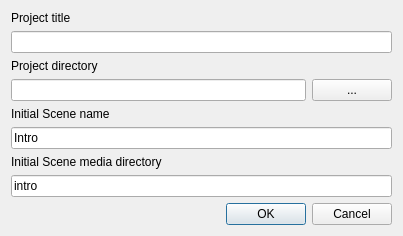
Qt form GGEditor_src/ui/dialogs/ggcreateprojectdialog.ui (kingnak/GameGenerator) before a commit.
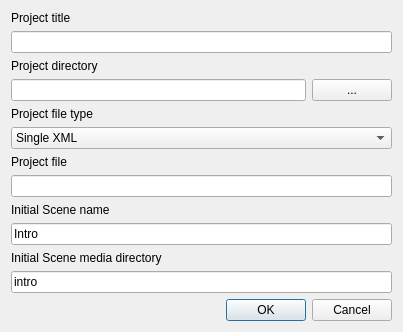
The same form after that commit.

What changed in the file:
```diff
--- a/GGEditor_src/ui/dialogs/ggcreateprojectdialog.ui
+++ b/GGEditor_src/ui/dialogs/ggcreateprojectdialog.ui
@@ -7,7 +7,7 @@
     <x>0</x>
     <y>0</y>
     <width>403</width>
-    <height>232</height>
+    <height>322</height>
    </rect>
   </property>
   <property name="windowTitle">
@@ -51,6 +51,41 @@
      </item>
     </layout>
    </item>
+   <item>
+    <widget class="QLabel" name="label_5">
+     <property name="text">
+      <string>Project file type</string>
+     </property>
+    </widget>
+   </item>
+   <item>
+    <widget class="QComboBox" name="cmbFileType">
+     <item>
+      <property name="text">
+       <string>Single XML</string>
+      </property>
+     </item>
+     <item>
+      <property name="text">
+       <string>Binary</string>
+      </property>
+     </item>
+    </widget>
+   </item>
+   <item>
+    <widget class="QLabel" name="label_6">
+     <property name="text">
+      <string>Project file</string>
+     </property>
+    </widget>
+   </item>
+   <item>
+    <widget class="QLineEdit" name="txtProjectFile">
+     <property name="readOnly">
+      <bool>true</bool>
+     </property>
+    </widget>
+   </item>
    <item>
     <widget class="QLabel" name="label_3">
      <property name="text">
```
Left out of the diff: 84 changed lines with no effect on the pictures.
